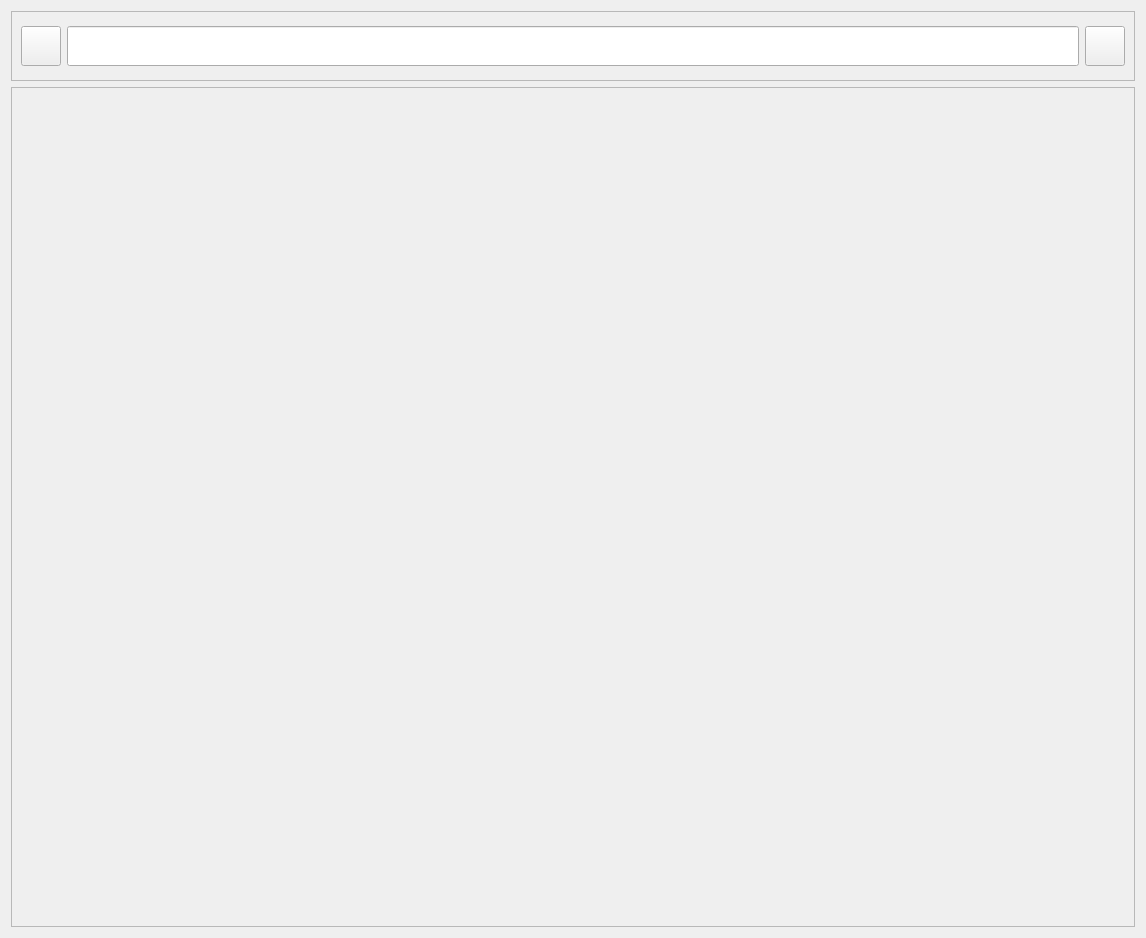
love-yuri/qt_qq, file ui/msg_list.ui: the form before one commit.
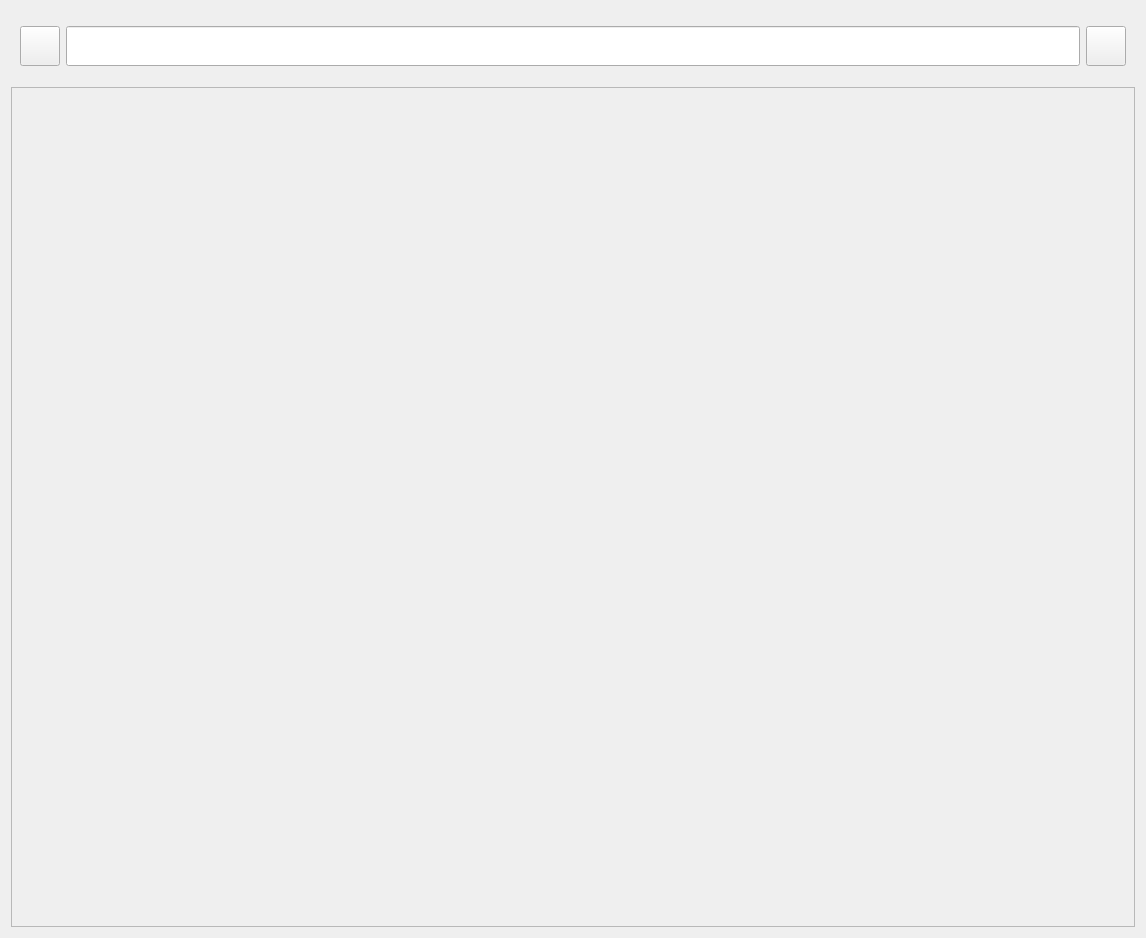
The form after the commit.

Commit message: 清除QFrame变宽

```diff
--- a/ui/msg_list.ui
+++ b/ui/msg_list.ui
@@ -28,6 +28,10 @@
        <height>70</height>
       </size>
      </property>
+     <property name="styleSheet">
+      <string notr="true">QFrame {border:none;},
+QFrame {border:none;}</string>
+     </property>
      <property name="frameShape">
       <enum>QFrame::StyledPanel</enum>
      </property>
@@ -84,6 +88,9 @@
           <height>40</height>
          </size>
         </property>
+        <property name="styleSheet">
+         <string notr="true">QToolButton {border:none;}</string>
+        </property>
         <property name="text">
          <string/>
         </property>
```
The commit also changes 4 other files.
